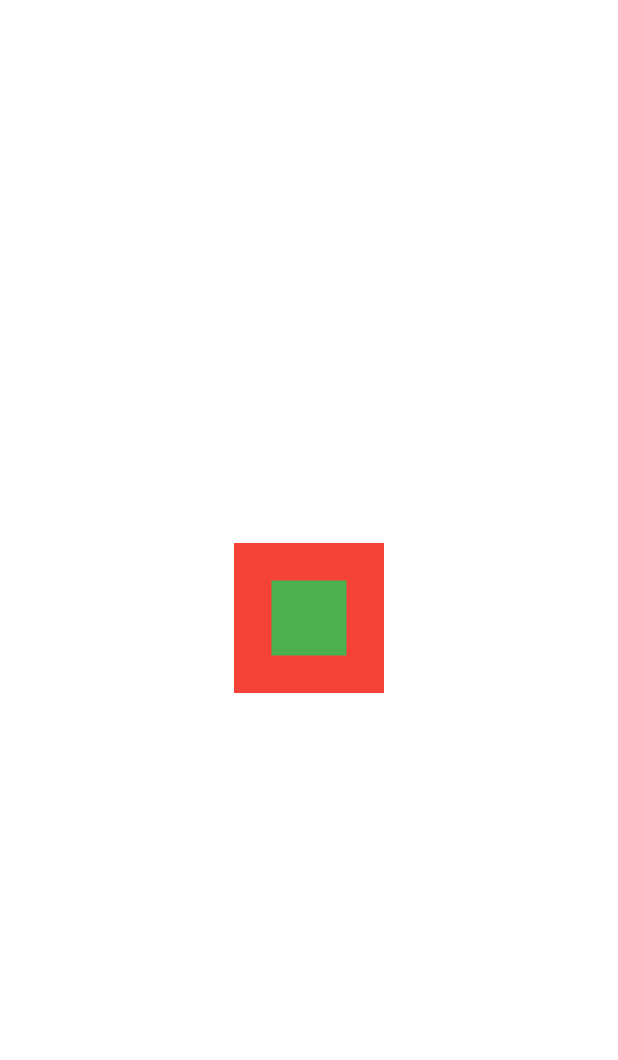
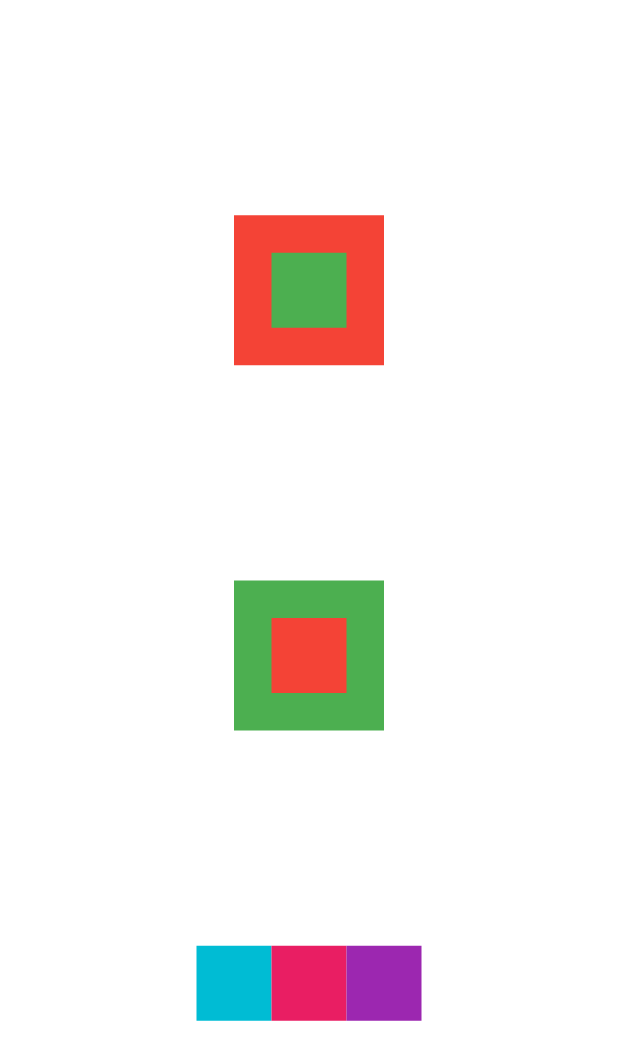
Before and after one commit to GabrielNatan/first_flutter_app, a Flutter app: the screen it shows after launch, on a phone screen of 412 x 824 dp. Shown: the top 1060 px of the screen. Run offline on Flutter 3.47's test engine with Material 2 defaults, Android fonts, the phone set to English and light mode, and no system bars.

Commit message:
Add Rows and Columns

```diff
--- a/lib/main.dart
+++ b/lib/main.dart
@@ -12,10 +12,13 @@
     return MaterialApp(
       title: 'Flutter Demo',
       theme: ThemeData(
-
         primarySwatch: Colors.blue,
       ),
-      home: Stack(
+      home: Column(
+        mainAxisAlignment: MainAxisAlignment.spaceEvenly,
+        crossAxisAlignment: CrossAxisAlignment.center,
+        children: [
+          Stack(
             alignment: AlignmentDirectional.center,
             children: [
               Container(
@@ -30,6 +33,44 @@
               ),
             ],
           ),
+          Stack(
+            alignment: AlignmentDirectional.center,
+            children: [
+              Container(
+                color: Colors.green,
+                height: 100,
+                width: 100,
+              ),
+              Container(
+                color: Colors.red,
+                height: 50,
+                width: 50,
+              ),
+            ],
+          ),
+          Row(
+            mainAxisAlignment: MainAxisAlignment.center,
+            crossAxisAlignment: CrossAxisAlignment.center,
+            children: [
+              Container(
+                color: Colors.cyan,
+                height: 50,
+                width: 50,
+              ),
+              Container(
+                color: Colors.pink,
+                height: 50,
+                width: 50,
+              ),
+              Container(
+                color: Colors.purple,
+                height: 50,
+                width: 50,
+              )
+            ],
+          )
+        ],
+      ),
     );
   }
 }
```
Lines whose indentation alone changed are shown as unchanged.
